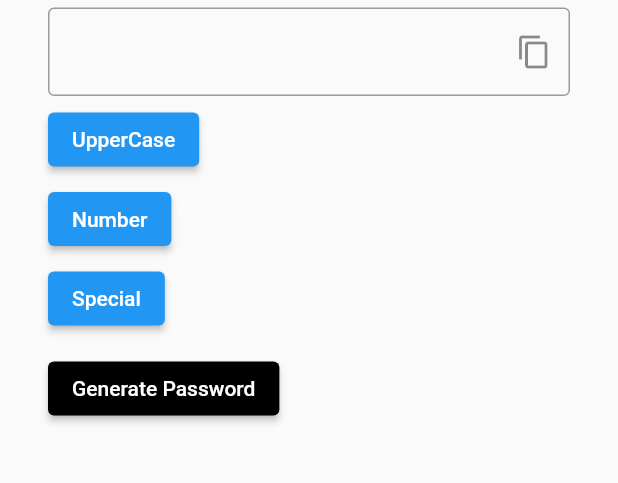
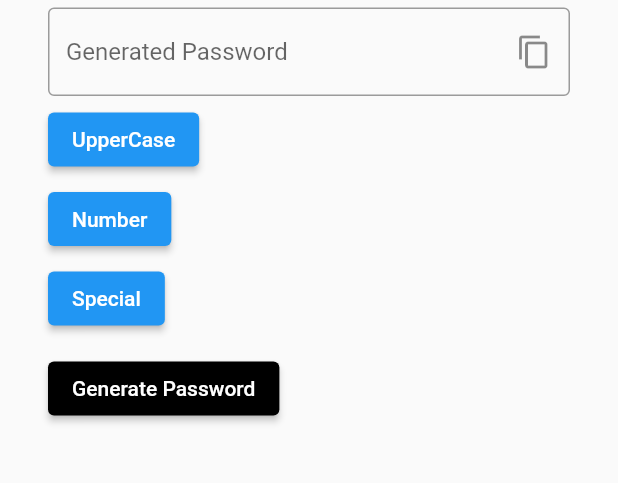
Before and after one commit to nevarwin/random-password-repo, a Flutter app: the screen it shows after launch, on a phone screen of 412 x 824 dp, the part 465-948 px from its top. Run offline on Flutter 3.47's test engine with Material 2 defaults, Android fonts, the phone set to English and light mode, and no system bars.

Commit message:
added hint text

```diff
--- a/random_password_maker/lib/main.dart
+++ b/random_password_maker/lib/main.dart
@@ -95,6 +95,7 @@ class _MyHomePageState extends State<MyHomePage> {
                 controller: controller,
                 readOnly: true,
                 decoration: InputDecoration(
+                  hintText: 'Generated Password',
                   border: const OutlineInputBorder(),
                   suffixIcon: IconButton(
                     icon: const Icon(Icons.copy),
```
